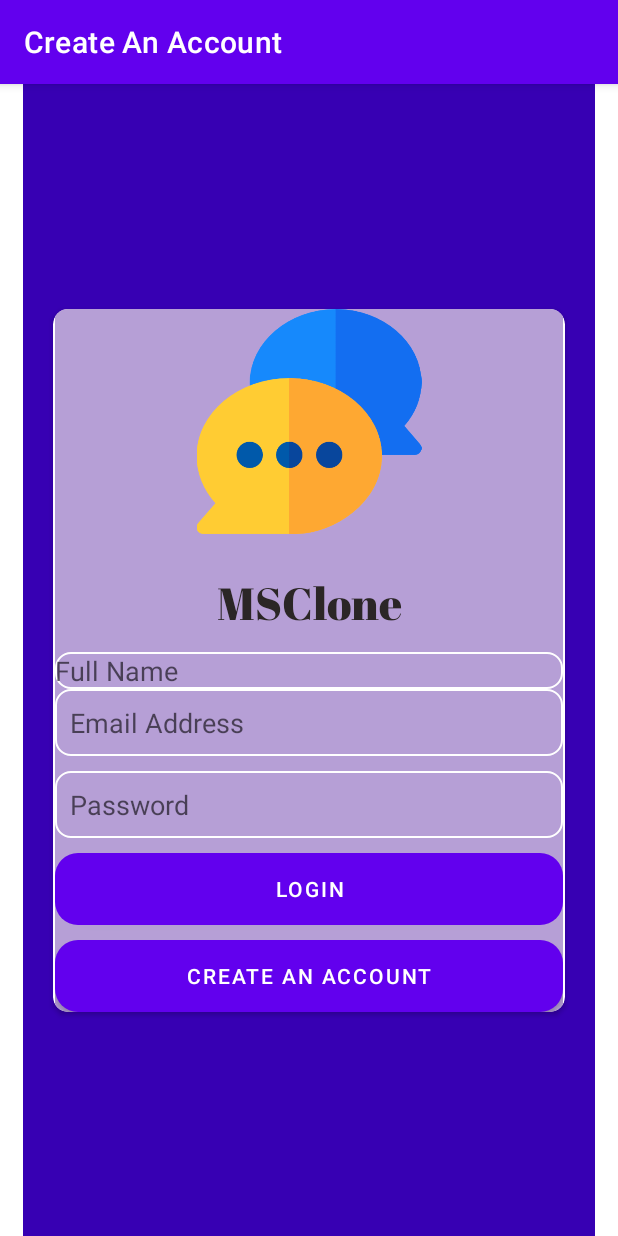
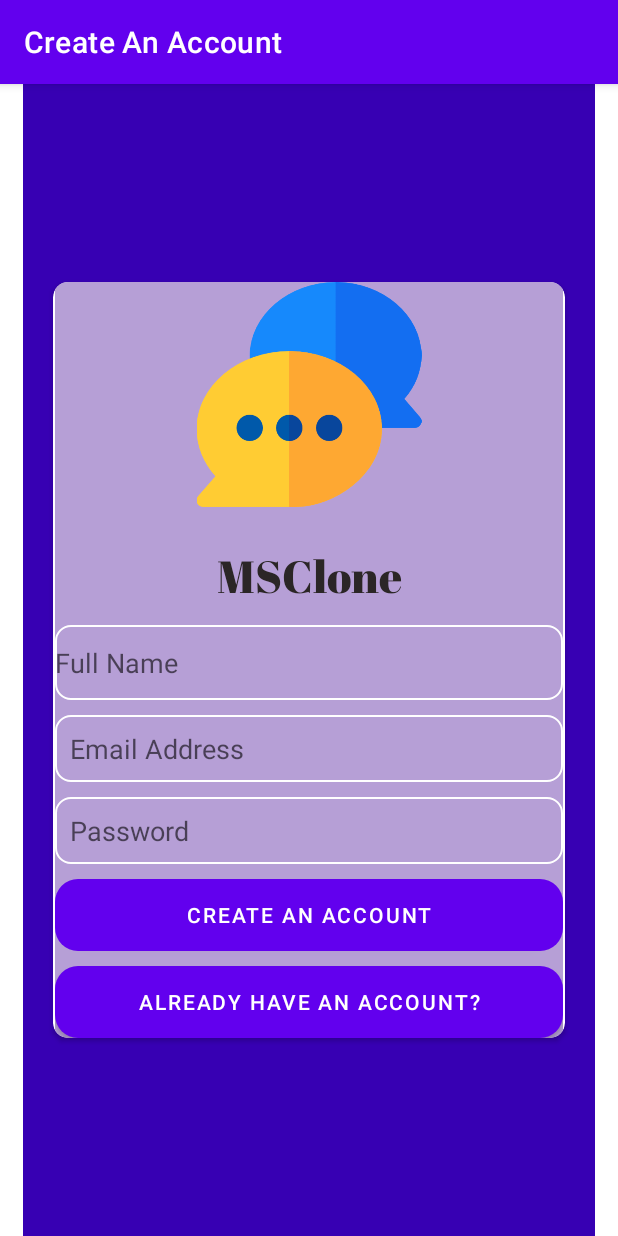
Before and after one commit to rishav0511/MSClone, an Android app: the Signup screen opened directly, with no data from a screen before it, on a phone screen of 412 x 824 dp. Run offline under Robolectric (Android 15) with nearby library versions, the phone set to English and light mode, and no system bars; our stand-ins replace Firebase (no records; nobody signed in at launch, a user with empty details on screens opened directly).

Commit message:
Login and Signup

```diff
--- a/app/build.gradle
+++ b/app/build.gradle
@@ -38,4 +38,10 @@ dependencies {
     testImplementation 'junit:junit:4.+'
     androidTestImplementation 'androidx.test.ext:junit:1.1.2'
     androidTestImplementation 'androidx.test.espresso:espresso-core:3.3.0'
+
+    implementation platform('com.google.firebase:firebase-bom:28.2.0')
+    implementation 'com.google.firebase:firebase-analytics'
+    implementation 'com.google.firebase:firebase-auth'
+
 }
+apply plugin: 'com.google.gms.google-services'
--- a/app/src/main/java/com/example/msclone/MainActivity.java
+++ b/app/src/main/java/com/example/msclone/MainActivity.java
@@ -18,6 +18,6 @@ public class MainActivity extends AppCompatActivity {
             public void run() {
                 startActivity(new Intent(MainActivity.this,Login.class));
             }
-        },2000);
+        },1000);
     }
 }
--- a/app/src/main/java/com/example/msclone/Signup.java
+++ b/app/src/main/java/com/example/msclone/Signup.java
@@ -1,14 +1,60 @@
 package com.example.msclone;
 
+import androidx.annotation.NonNull;
 import androidx.appcompat.app.AppCompatActivity;
 
 import android.os.Bundle;
+import android.view.View;
+import android.widget.Button;
+import android.widget.EditText;
+import android.widget.Toast;
+
+import com.google.android.gms.tasks.OnCompleteListener;
+import com.google.android.gms.tasks.Task;
+import com.google.firebase.auth.AuthResult;
+import com.google.firebase.auth.FirebaseAuth;
 
 public class Signup extends AppCompatActivity {
 
+    private FirebaseAuth mFirebaseAuth;
+
+    private EditText mNameEditText;
+    private EditText mEmailEditText;
+    private EditText mPasswordEditText;
+    private Button mLoginBtn;
+    private Button mCreateBtn;
     @Override
     protected void onCreate(Bundle savedInstanceState) {
         super.onCreate(savedInstanceState);
         setContentView(R.layout.activity_signup);
+
+        mNameEditText = findViewById(R.id.mUserNameEditText);
+        mEmailEditText = findViewById(R.id.mEmailEditText);
+        mPasswordEditText = findViewById(R.id.mPasswordEditText);
+        mLoginBtn = findViewById(R.id.mLoginBtn);
+        mCreateBtn = findViewById(R.id.mCreateBtn);
+
+        mFirebaseAuth = FirebaseAuth.getInstance();
+
+        mCreateBtn.setOnClickListener(new View.OnClickListener() {
+            @Override
+            public void onClick(View v) {
+                String userName,email,password;
+                userName = mNameEditText.getText().toString();
+                email = mEmailEditText.getText().toString();
+                password = mPasswordEditText.getText().toString();
+
+                mFirebaseAuth.createUserWithEmailAndPassword(email,password).addOnCompleteListener(new OnCompleteListener<AuthResult>() {
+                    @Override
+                    public void onComplete(@NonNull Task<AuthResult> task) {
+                        if(task.isSuccessful()){
+                            Toast.makeText(Signup.this,"Account is Created", Toast.LENGTH_LONG).show();
+                        } else {
+                            Toast.makeText(Signup.this,task.getException().getLocalizedMessage(), Toast.LENGTH_LONG).show();
+                        }
+                    }
+                });
+            }
+        });
     }
 }
--- a/app/src/main/res/layout/activity_signup.xml
+++ b/app/src/main/res/layout/activity_signup.xml
@@ -20,7 +20,7 @@
 
         <LinearLayout
             android:layout_width="match_parent"
-            android:layout_height="match_parent"
+            android:layout_height="wrap_content"
             android:layout_marginLeft="1dp"
             android:layout_marginRight="1dp"
             android:background="#B69FD6"
@@ -47,7 +47,8 @@
             <EditText
                 android:id="@+id/mUserNameEditText"
                 android:layout_width="match_parent"
-                android:layout_height="wrap_content"
+                android:layout_height="50dp"
+                android:layout_marginBottom="10dp"
                 android:background="@drawable/textbox"
                 android:ems="10"
                 android:hint="Full Name"
@@ -77,19 +78,19 @@
                 android:padding="10dp" />
 
             <Button
-                android:id="@+id/mLoginBtn"
+                android:id="@+id/mCreateBtn"
                 android:layout_width="match_parent"
                 android:layout_height="wrap_content"
                 android:background="@drawable/login_btn"
-                android:text="Login" />
+                android:text="Create An Account" />
 
             <Button
-                android:id="@+id/mCreateBtn"
+                android:id="@+id/mLoginBtn"
                 android:layout_width="match_parent"
                 android:layout_height="wrap_content"
                 android:layout_marginTop="10dp"
                 android:background="@drawable/create_btn"
-                android:text="Create An Account" />
+                android:text="Already Have An Account?" />
         </LinearLayout>
     </androidx.cardview.widget.CardView>
 </androidx.constraintlayout.widget.ConstraintLayout>
--- a/build.gradle
+++ b/build.gradle
@@ -6,7 +6,7 @@ buildscript {
     }
     dependencies {
         classpath "com.android.tools.build:gradle:4.1.1"
-
+        classpath 'com.google.gms:google-services:4.3.8'
         // NOTE: Do not place your application dependencies here; they belong
         // in the individual module build.gradle files
     }
```
Also changed, not shown: app/src/main/java/com/example/msclone/Login.java (+30 -0 lines), app/src/main/res/layout/activity_login.xml (line endings or trailing spaces), 1 other file.
